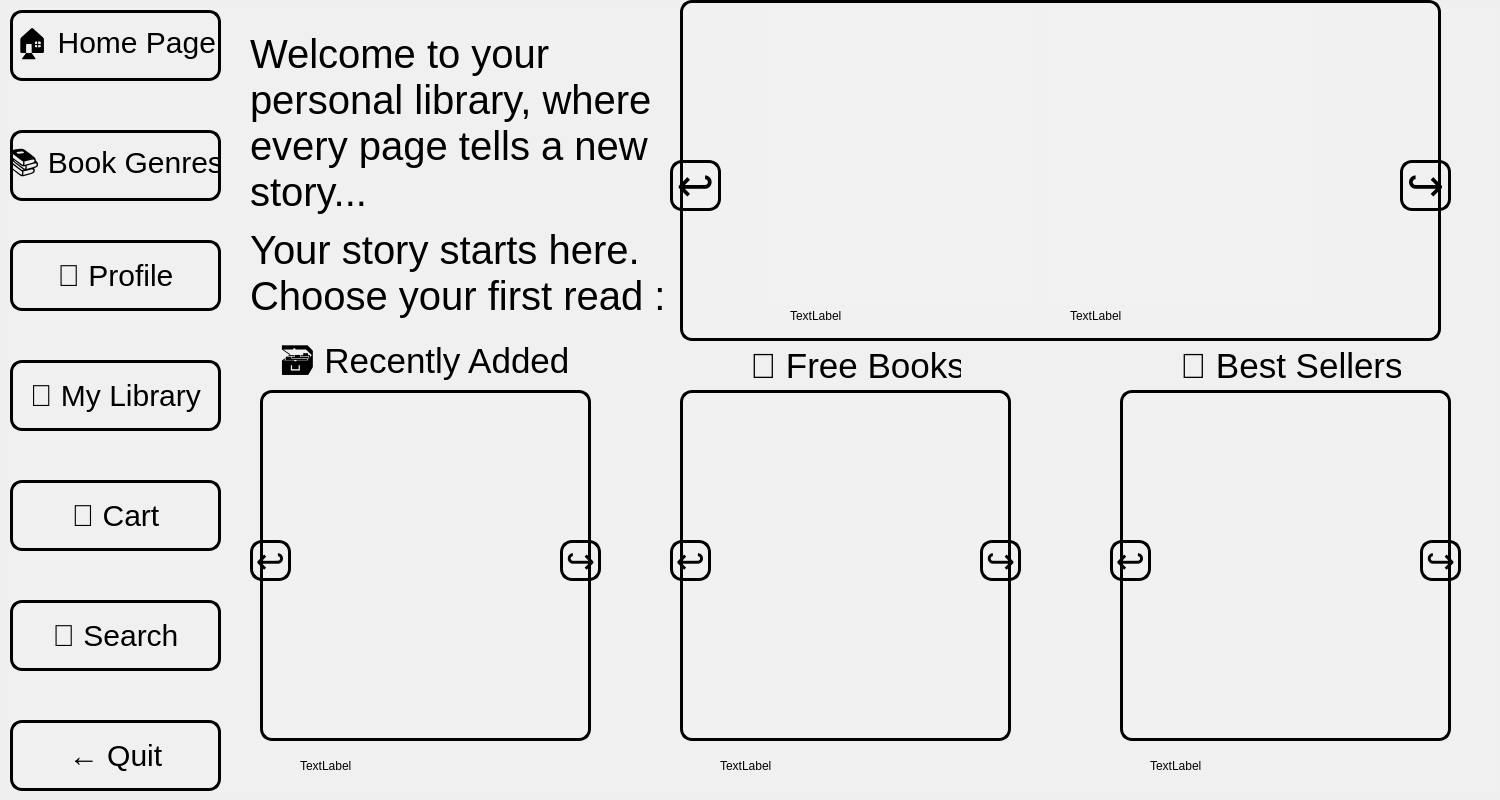
Old version of the form BookClubProject/appWindow/userwindow.ui in the repository mohammadshirizadeh-sudo/book-club.
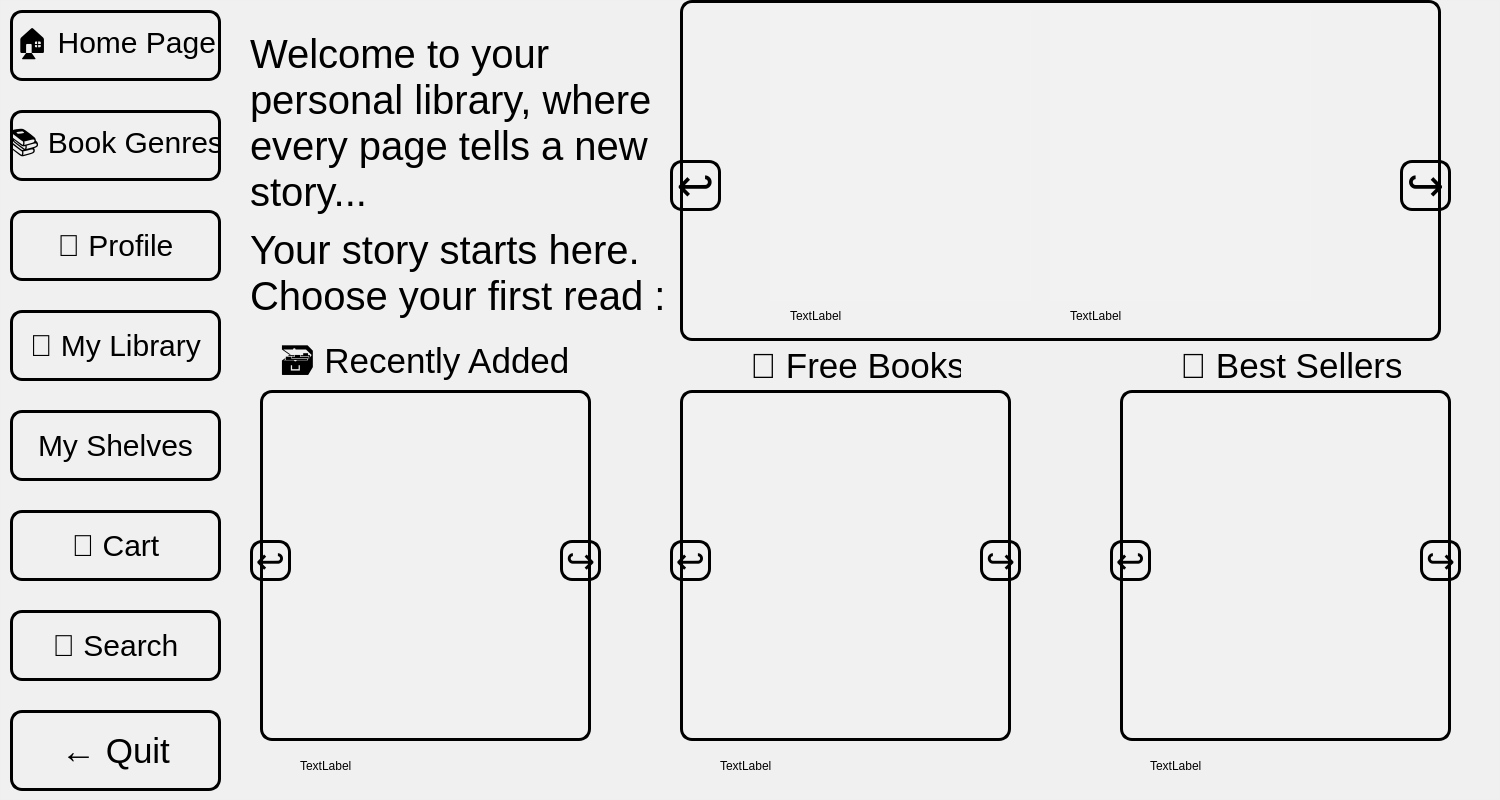
New version of the form. Icons and pictures are not drawn.

Diff of the .ui file:
```diff
--- a/BookClubProject/appWindow/userwindow.ui
+++ b/BookClubProject/appWindow/userwindow.ui
@@ -66,7 +66,7 @@
     <property name="geometry">
      <rect>
       <x>10</x>
-      <y>240</y>
+      <y>210</y>
       <width>211</width>
       <height>71</height>
      </rect>
@@ -88,7 +88,7 @@
     <property name="geometry">
      <rect>
       <x>10</x>
-      <y>360</y>
+      <y>310</y>
       <width>211</width>
       <height>71</height>
      </rect>
@@ -110,7 +110,7 @@
     <property name="geometry">
      <rect>
       <x>10</x>
-      <y>480</y>
+      <y>510</y>
       <width>211</width>
       <height>71</height>
      </rect>
@@ -132,7 +132,7 @@
     <property name="geometry">
      <rect>
       <x>10</x>
-      <y>600</y>
+      <y>610</y>
       <width>211</width>
       <height>71</height>
      </rect>
@@ -154,15 +154,15 @@
     <property name="geometry">
      <rect>
       <x>10</x>
-      <y>720</y>
+      <y>710</y>
       <width>211</width>
-      <height>71</height>
+      <height>81</height>
      </rect>
     </property>
     <property name="styleSheet">
      <string notr="true">QPushButton {
 	font: 700 9pt &quot;Script MT Bold&quot;;
-	font-size:30px;
+	font-size:35px;
 	color: rgb(0, 0, 0);
 	border: 3px solid black;
 	border-radius: 12px;
@@ -176,7 +176,7 @@
     <property name="geometry">
      <rect>
       <x>10</x>
-      <y>130</y>
+      <y>110</y>
       <width>211</width>
       <height>71</height>
      </rect>
@@ -631,6 +631,28 @@
      <string>TextLabel</string>
     </property>
    </widget>
+   <widget class="QPushButton" name="pushButton_8">
+    <property name="geometry">
+     <rect>
+      <x>10</x>
+      <y>410</y>
+      <width>211</width>
+      <height>71</height>
+     </rect>
+    </property>
+    <property name="styleSheet">
+     <string notr="true">QPushButton {
+	font: 700 9pt &quot;Script MT Bold&quot;;
+	font-size:30px;
+	color: rgb(0, 0, 0);
+	border: 3px solid black;
+	border-radius: 12px;
+}</string>
+    </property>
+    <property name="text">
+     <string>My Shelves</string>
+    </property>
+   </widget>
    <zorder>freeBooksLabel_2</zorder>
    <zorder>recommendedBooksLabel</zorder>
    <zorder>freeBooksLabel</zorder>
```
Left out of the diff: 1 changed line with no effect on the pictures.
